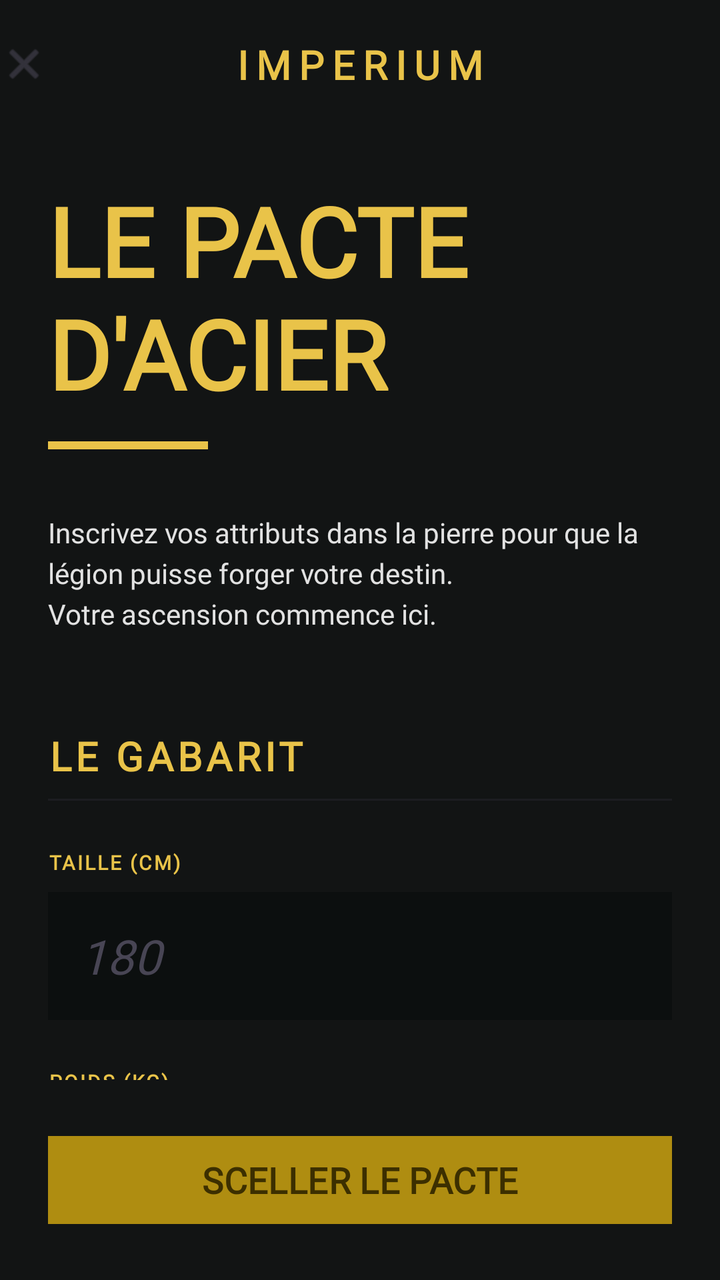
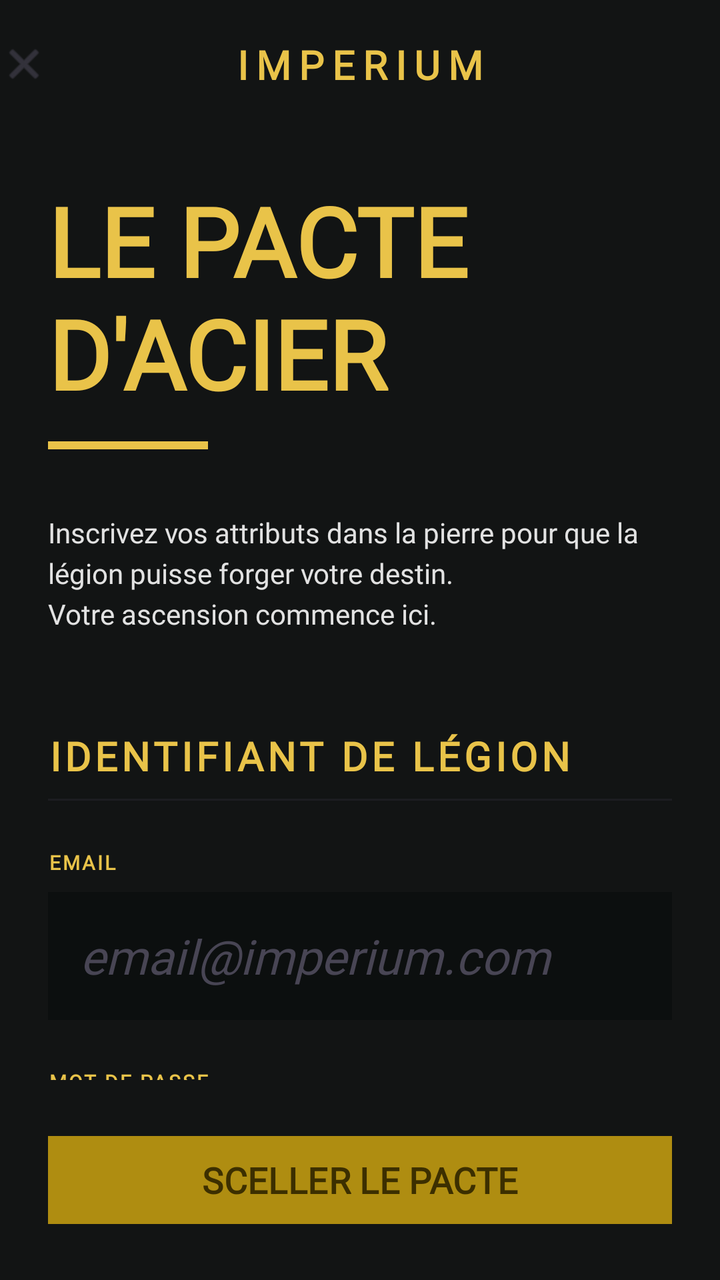

Compare the two renders of this Android layout. The source of the first and the diff that turns it into the second are given below.
<!-- AndroidManifest.xml: application theme Theme.OlympusFront -->
<!-- res/layout/activity_register.xml -->
<?xml version="1.0" encoding="utf-8"?>
<androidx.constraintlayout.widget.ConstraintLayout xmlns:android="http://schemas.android.com/apk/res/android"
    xmlns:app="http://schemas.android.com/apk/res-auto"
    xmlns:tools="http://schemas.android.com/tools"
    android:layout_width="match_parent"
    android:layout_height="match_parent"
    android:background="@color/surface">

    
    <androidx.constraintlayout.widget.ConstraintLayout
        android:id="@+id/top_bar"
        android:layout_width="match_parent"
        android:layout_height="64dp"
        android:background="@color/surface"
        paddingHorizontal="16dp"
        app:layout_constraintTop_toTopOf="parent">

        <ImageView
            android:id="@+id/btn_close"
            android:layout_width="24dp"
            android:layout_height="24dp"
            android:src="@android:drawable/ic_menu_close_clear_cancel"
            app:layout_constraintBottom_toBottomOf="parent"
            app:layout_constraintStart_toStartOf="parent"
            app:layout_constraintTop_toTopOf="parent"
            app:tint="@color/outline_variant" />

        <TextView
            android:layout_width="wrap_content"
            android:layout_height="wrap_content"
            android:fontFamily="@font/newsreader"
            android:letterSpacing="0.2"
            android:text="IMPERIUM"
            android:textColor="@color/secondary"
            android:textSize="20sp"
            android:textStyle="bold"
            app:layout_constraintBottom_toBottomOf="parent"
            app:layout_constraintEnd_toEndOf="parent"
            app:layout_constraintStart_toStartOf="parent"
            app:layout_constraintTop_toTopOf="parent" />

    </androidx.constraintlayout.widget.ConstraintLayout>

    <androidx.core.widget.NestedScrollView
        android:layout_width="match_parent"
        android:layout_height="0dp"
        android:fillViewport="true"
        app:layout_constraintBottom_toTopOf="@id/bottom_container"
        app:layout_constraintTop_toBottomOf="@id/top_bar">

        <LinearLayout
            android:layout_width="match_parent"
            android:layout_height="wrap_content"
            android:orientation="vertical"
            android:padding="24dp">

            
            <TextView
                android:id="@+id/register_headline"
                android:layout_width="wrap_content"
                android:layout_height="wrap_content"
                android:fontFamily="@font/newsreader"
                android:text="LE PACTE\nD'ACIER"
                android:textColor="@color/secondary"
                android:textSize="48sp"
                android:textStyle="bold" />

            <View
                android:layout_width="80dp"
                android:layout_height="4dp"
                android:layout_marginTop="12dp"
                android:background="@color/secondary" />

            <TextView
                android:layout_width="match_parent"
                android:layout_height="wrap_content"
                android:layout_marginTop="32dp"
                android:fontFamily="@font/manrope"
                android:text="Inscrivez vos attributs dans la pierre pour que la légion puisse forger votre destin.\nVotre ascension commence ici."
                android:textColor="@color/marble_white"
                android:textSize="14sp"
                android:lineSpacingExtra="4dp" />

            
            <TextView
                android:layout_width="wrap_content"
                android:layout_height="wrap_content"
                android:layout_marginTop="48dp"
                android:fontFamily="@font/newsreader"
                android:letterSpacing="0.1"
                android:text="LE GABARIT"
                android:textColor="@color/secondary"
                android:textSize="20sp"
                android:textStyle="bold" />

            <View
                android:layout_width="match_parent"
                android:layout_height="1dp"
                android:layout_marginTop="8dp"
                android:background="@color/outline_variant"
                android:alpha="0.2" />

            
            <TextView
                android:layout_width="wrap_content"
                android:layout_height="wrap_content"
                android:layout_marginTop="24dp"
                android:fontFamily="@font/manrope"
                android:letterSpacing="0.1"
                android:text="TAILLE (CM)"
                android:textColor="@color/secondary"
                android:textSize="10sp"
                android:textStyle="bold" />

            <EditText
                android:id="@+id/et_height"
                android:layout_width="match_parent"
                android:layout_height="64dp"
                android:layout_marginTop="8dp"
                android:background="@color/surface_container_lowest"
                android:fontFamily="@font/newsreader"
                android:hint="180"
                android:inputType="number"
                android:paddingHorizontal="16dp"
                android:textColor="@color/marble_white"
                android:textColorHint="@color/outline_variant"
                android:textSize="24sp"
                android:textStyle="italic" />

            
            <TextView
                android:layout_width="wrap_content"
                android:layout_height="wrap_content"
                android:layout_marginTop="24dp"
                android:fontFamily="@font/manrope"
                android:letterSpacing="0.1"
                android:text="POIDS (KG)"
                android:textColor="@color/secondary"
                android:textSize="10sp"
                android:textStyle="bold" />

            <EditText
                android:id="@+id/et_weight"
                android:layout_width="match_parent"
                android:layout_height="64dp"
                android:layout_marginTop="8dp"
                android:background="@color/surface_container_lowest"
                android:fontFamily="@font/newsreader"
                android:hint="85"
                android:inputType="number"
                android:paddingHorizontal="16dp"
                android:textColor="@color/marble_white"
                android:textColorHint="@color/outline_variant"
                android:textSize="24sp"
                android:textStyle="italic" />

            
            <TextView
                android:layout_width="wrap_content"
                android:layout_height="wrap_content"
                android:layout_marginTop="24dp"
                android:fontFamily="@font/manrope"
                android:letterSpacing="0.1"
                android:text="NATURE"
                android:textColor="@color/secondary"
                android:textSize="10sp"
                android:textStyle="bold" />

            <LinearLayout
                android:layout_width="match_parent"
                android:layout_height="56dp"
                android:layout_marginTop="8dp"
                android:orientation="horizontal">

                <com.google.android.material.button.MaterialButton
                    android:id="@+id/btn_male"
                    style="@style/Widget.Material3.Button.OutlinedButton"
                    android:layout_width="0dp"
                    android:layout_height="match_parent"
                    android:layout_marginEnd="8dp"
                    android:layout_weight="1"
                    android:fontFamily="@font/newsreader"
                    android:text="MASCULIN"
                    android:textColor="@color/secondary"
                    app:cornerRadius="0dp"
                    app:strokeColor="@color/outline_variant" />

                <com.google.android.material.button.MaterialButton
                    android:id="@+id/btn_female"
                    style="@style/Widget.Material3.Button.OutlinedButton"
                    android:layout_width="0dp"
                    android:layout_height="match_parent"
                    android:layout_marginStart="8dp"
                    android:layout_weight="1"
                    android:fontFamily="@font/newsreader"
                    android:text="FÉMININ"
                    android:textColor="@color/outline_variant"
                    app:cornerRadius="0dp"
                    app:strokeColor="@color/outline_variant" />
            </LinearLayout>

            
            <TextView
                android:layout_width="wrap_content"
                android:layout_height="wrap_content"
                android:layout_marginTop="48dp"
                android:fontFamily="@font/newsreader"
                android:letterSpacing="0.1"
                android:text="LA VOCATION"
                android:textColor="@color/secondary"
                android:textSize="20sp"
                android:textStyle="bold" />

            <View
                android:layout_width="match_parent"
                android:layout_height="1dp"
                android:layout_marginTop="8dp"
                android:background="@color/outline_variant"
                android:alpha="0.2" />

            <TextView
                android:layout_width="wrap_content"
                android:layout_height="wrap_content"
                android:layout_marginTop="24dp"
                android:fontFamily="@font/manrope"
                android:letterSpacing="0.1"
                android:text="L'IDÉAL"
                android:textColor="@color/secondary"
                android:textSize="10sp"
                android:textStyle="bold" />

            
            <com.google.android.material.card.MaterialCardView
                android:layout_width="match_parent"
                android:layout_height="wrap_content"
                android:layout_marginTop="12dp"
                app:cardBackgroundColor="@color/surface_container_low"
                app:cardCornerRadius="0dp"
                app:strokeColor="@color/secondary"
                app:strokeWidth="2dp">

                <androidx.constraintlayout.widget.ConstraintLayout
                    android:layout_width="match_parent"
                    android:layout_height="wrap_content"
                    android:padding="20dp">

                    <TextView
                        android:id="@+id/ideal_title_1"
                        android:layout_width="wrap_content"
                        android:layout_height="wrap_content"
                        android:fontFamily="@font/newsreader"
                        android:text="PRISE DE MASSE"
                        android:textColor="@color/marble_white"
                        android:textSize="20sp"
                        app:layout_constraintStart_toStartOf="parent"
                        app:layout_constraintTop_toTopOf="parent" />

                    <TextView
                        android:layout_width="wrap_content"
                        android:layout_height="wrap_content"
                        android:layout_marginTop="4dp"
                        android:fontFamily="@font/manrope"
                        android:text="Bâtissez une stature de colosse."
                        android:textColor="@color/outline_variant"
                        android:textSize="11sp"
                        app:layout_constraintStart_toStartOf="parent"
                        app:layout_constraintTop_toBottomOf="@id/ideal_title_1" />

                    <ImageView
                        android:layout_width="24dp"
                        android:layout_height="24dp"
                        android:src="@android:drawable/ic_menu_sort_by_size"
                        app:layout_constraintBottom_toBottomOf="parent"
                        app:layout_constraintEnd_toEndOf="parent"
                        app:layout_constraintTop_toTopOf="parent"
                        app:tint="@color/secondary" />
                </androidx.constraintlayout.widget.ConstraintLayout>
            </com.google.android.material.card.MaterialCardView>

            <com.google.android.material.card.MaterialCardView
                android:layout_width="match_parent"
                android:layout_height="wrap_content"
                android:layout_marginTop="12dp"
                app:cardBackgroundColor="@color/surface_container_lowest"
                app:cardCornerRadius="0dp"
                app:strokeWidth="0dp">

                <androidx.constraintlayout.widget.ConstraintLayout
                    android:layout_width="match_parent"
                    android:layout_height="wrap_content"
                    android:padding="20dp">

                    <TextView
                        android:id="@+id/ideal_title_2"
                        android:layout_width="wrap_content"
                        android:layout_height="wrap_content"
                        android:fontFamily="@font/newsreader"
                        android:text="PERTE DE POIDS"
                        android:textColor="@color/outline_variant"
                        android:textSize="20sp"
                        app:layout_constraintStart_toStartOf="parent"
                        app:layout_constraintTop_toTopOf="parent" />

                    <TextView
                        android:layout_width="wrap_content"
                        android:layout_height="wrap_content"
                        android:layout_marginTop="4dp"
                        android:fontFamily="@font/manrope"
                        android:text="Affûtez vos muscles tel un gladiateur."
                        android:textColor="@color/outline_variant"
                        android:textSize="11sp"
                        app:layout_constraintStart_toStartOf="parent"
                        app:layout_constraintTop_toBottomOf="@id/ideal_title_2" />

                    <ImageView
                        android:layout_width="24dp"
                        android:layout_height="24dp"
                        android:src="@android:drawable/ic_menu_compass"
                        app:layout_constraintBottom_toBottomOf="parent"
                        app:layout_constraintEnd_toEndOf="parent"
                        app:layout_constraintTop_toTopOf="parent"
                        app:tint="@color/outline_variant" />
                </androidx.constraintlayout.widget.ConstraintLayout>
            </com.google.android.material.card.MaterialCardView>

            <TextView
                android:layout_width="wrap_content"
                android:layout_height="wrap_content"
                android:layout_marginTop="24dp"
                android:fontFamily="@font/manrope"
                android:letterSpacing="0.1"
                android:text="GRADE DE BATAILLE"
                android:textColor="@color/secondary"
                android:textSize="10sp"
                android:textStyle="bold" />

            <androidx.constraintlayout.widget.ConstraintLayout
                android:layout_width="match_parent"
                android:layout_height="64dp"
                android:layout_marginTop="8dp"
                android:background="@color/surface_container_lowest"
                android:paddingHorizontal="16dp">

                <TextView
                    android:layout_width="wrap_content"
                    android:layout_height="wrap_content"
                    android:fontFamily="@font/newsreader"
                    android:text="Centurion (5j/7 intensif)"
                    android:textColor="@color/marble_white"
                    android:textSize="18sp"
                    android:textStyle="italic"
                    app:layout_constraintBottom_toBottomOf="parent"
                    app:layout_constraintStart_toStartOf="parent"
                    app:layout_constraintTop_toTopOf="parent" />

                <ImageView
                    android:layout_width="24dp"
                    android:layout_height="24dp"
                    android:src="@android:drawable/arrow_down_float"
                    app:layout_constraintBottom_toBottomOf="parent"
                    app:layout_constraintEnd_toEndOf="parent"
                    app:layout_constraintTop_toTopOf="parent"
                    app:tint="@color/outline_variant" />
            </androidx.constraintlayout.widget.ConstraintLayout>

            
            <FrameLayout
                android:layout_width="match_parent"
                android:layout_height="wrap_content"
                android:layout_marginTop="48dp"
                android:layout_marginBottom="24dp"
                android:background="@color/surface_container_low">

                <View
                    android:layout_width="match_parent"
                    android:layout_height="200dp"
                    android:alpha="0.3"
                    android:background="@drawable/ring_progress" />

                <TextView
                    android:layout_width="match_parent"
                    android:layout_height="wrap_content"
                    android:layout_gravity="center"
                    android:fontFamily="@font/newsreader"
                    android:gravity="center"
                    android:padding="32dp"
                    android:text="&quot;La force ne vient pas d'une capacité physique. Elle vient d'une volonté indomptable.&quot;"
                    android:textColor="@color/marble_white"
                    android:textSize="18sp"
                    android:textStyle="italic" />
            </FrameLayout>

        </LinearLayout>
    </androidx.core.widget.NestedScrollView>

    
    <androidx.constraintlayout.widget.ConstraintLayout
        android:id="@+id/bottom_container"
        android:layout_width="match_parent"
        android:layout_height="100dp"
        android:background="@color/surface"
        android:padding="24dp"
        app:layout_constraintBottom_toBottomOf="parent">

        <com.google.android.material.button.MaterialButton
            android:id="@+id/btn_register"
            android:layout_width="match_parent"
            android:layout_height="match_parent"
            android:backgroundTint="@color/secondary_container"
            android:fontFamily="@font/newsreader"
            android:text="SCELLER LE PACTE"
            android:textColor="@color/on_secondary"
            android:textSize="18sp"
            android:textStyle="bold"
            app:cornerRadius="0dp" />

    </androidx.constraintlayout.widget.ConstraintLayout>

</androidx.constraintlayout.widget.ConstraintLayout>
<!-- resources referenced by this layout -->
<resources>
  <color name="marble_white">#E2E2E2</color>
  <color name="on_secondary">#3C2F00</color>
  <color name="outline_variant">#484554</color>
  <color name="secondary">#E9C349</color>
  <color name="secondary_container">#AF8D11</color>
  <color name="surface">#121414</color>
  <color name="surface_container_low">#1A1C1C</color>
  <color name="surface_container_lowest">#0C0F0F</color>
  <!-- drawable ring_progress (drawable) -->
  <?xml version="1.0" encoding="utf-8"?>
  <layer-list xmlns:android="http://schemas.android.com/apk/res/android">
      <item android:id="@android:id/background">
          <shape
              android:shape="ring"
              android:thickness="12dp"
              android:useLevel="false">
              <solid android:color="@color/surface_variant" />
          </shape>
      </item>
      <item android:id="@android:id/progress">
          <rotate
              android:fromDegrees="270"
              android:pivotX="50%"
              android:pivotY="50%"
              android:toDegrees="270">
              <shape
                  android:shape="ring"
                  android:thickness="12dp"
                  android:useLevel="true">
                  <gradient
                      android:endColor="@color/secondary"
                      android:startColor="@color/secondary_container"
                      android:type="sweep" />
              </shape>
          </rotate>
      </item>
  </layer-list>
  <style name="Theme.OlympusFront" parent="Base.Theme.OlympusFront" />
  <color name="surface_variant">#333535</color>
  <style name="Base.Theme.OlympusFront" parent="Theme.Material3.DayNight.NoActionBar">
          
          <item name="colorPrimary">@color/primary_container</item>
          <item name="colorSecondary">@color/secondary</item>
          <item name="android:windowBackground">@color/surface</item>
  
          
          <item name="fontFamily">@font/manrope</item>
      </style>
  <color name="primary_container">#5D3FD3</color>
</resources>

<!-- the commit's change to res/layout/activity_register.xml (unified diff, before → after) -->
@@ -88,6 +88,79 @@
                 android:layout_marginTop="48dp"
                 android:fontFamily="@font/newsreader"
                 android:letterSpacing="0.1"
+                android:text="IDENTIFIANT DE LÉGION"
+                android:textColor="@color/secondary"
+                android:textSize="20sp"
+                android:textStyle="bold" />
+
+            <View
+                android:layout_width="match_parent"
+                android:layout_height="1dp"
+                android:layout_marginTop="8dp"
+                android:background="@color/outline_variant"
+                android:alpha="0.2" />
+
+            
+            <TextView
+                android:layout_width="wrap_content"
+                android:layout_height="wrap_content"
+                android:layout_marginTop="24dp"
+                android:fontFamily="@font/manrope"
+                android:letterSpacing="0.1"
+                android:text="EMAIL"
+                android:textColor="@color/secondary"
+                android:textSize="10sp"
+                android:textStyle="bold" />
+
+            <EditText
+                android:id="@+id/et_email"
+                android:layout_width="match_parent"
+                android:layout_height="64dp"
+                android:layout_marginTop="8dp"
+                android:background="@color/surface_container_lowest"
+                android:fontFamily="@font/newsreader"
+                android:hint="email@imperium.com"
+                android:inputType="textEmailAddress"
+                android:paddingHorizontal="16dp"
+                android:textColor="@color/marble_white"
+                android:textColorHint="@color/outline_variant"
+                android:textSize="24sp"
+                android:textStyle="italic" />
+
+            
+            <TextView
+                android:layout_width="wrap_content"
+                android:layout_height="wrap_content"
+                android:layout_marginTop="24dp"
+                android:fontFamily="@font/manrope"
+                android:letterSpacing="0.1"
+                android:text="MOT DE PASSE"
+                android:textColor="@color/secondary"
+                android:textSize="10sp"
+                android:textStyle="bold" />
+
+            <EditText
+                android:id="@+id/et_password"
+                android:layout_width="match_parent"
+                android:layout_height="64dp"
+                android:layout_marginTop="8dp"
+                android:background="@color/surface_container_lowest"
+                android:fontFamily="@font/newsreader"
+                android:hint="••••••••"
+                android:inputType="textPassword"
+                android:paddingHorizontal="16dp"
+                android:textColor="@color/marble_white"
+                android:textColorHint="@color/outline_variant"
+                android:textSize="24sp"
+                android:textStyle="italic" />
+
+
+            <TextView
+                android:layout_width="wrap_content"
+                android:layout_height="wrap_content"
+                android:layout_marginTop="48dp"
+                android:fontFamily="@font/newsreader"
+                android:letterSpacing="0.1"
                 android:text="LE GABARIT"
                 android:textColor="@color/secondary"
                 android:textSize="20sp"
@@ -147,7 +220,7 @@
                 android:background="@color/surface_container_lowest"
                 android:fontFamily="@font/newsreader"
                 android:hint="85"
-                android:inputType="number"
+                android:inputType="numberDecimal"
                 android:paddingHorizontal="16dp"
                 android:textColor="@color/marble_white"
                 android:textColorHint="@color/outline_variant"
@@ -231,6 +304,7 @@
 
             
             <com.google.android.material.card.MaterialCardView
+                android:id="@+id/ideal_card_1"
                 android:layout_width="match_parent"
                 android:layout_height="wrap_content"
                 android:layout_marginTop="12dp"
@@ -278,6 +352,7 @@
             </com.google.android.material.card.MaterialCardView>
 
             <com.google.android.material.card.MaterialCardView
+                android:id="@+id/ideal_card_2"
                 android:layout_width="match_parent"
                 android:layout_height="wrap_content"
                 android:layout_marginTop="12dp"
